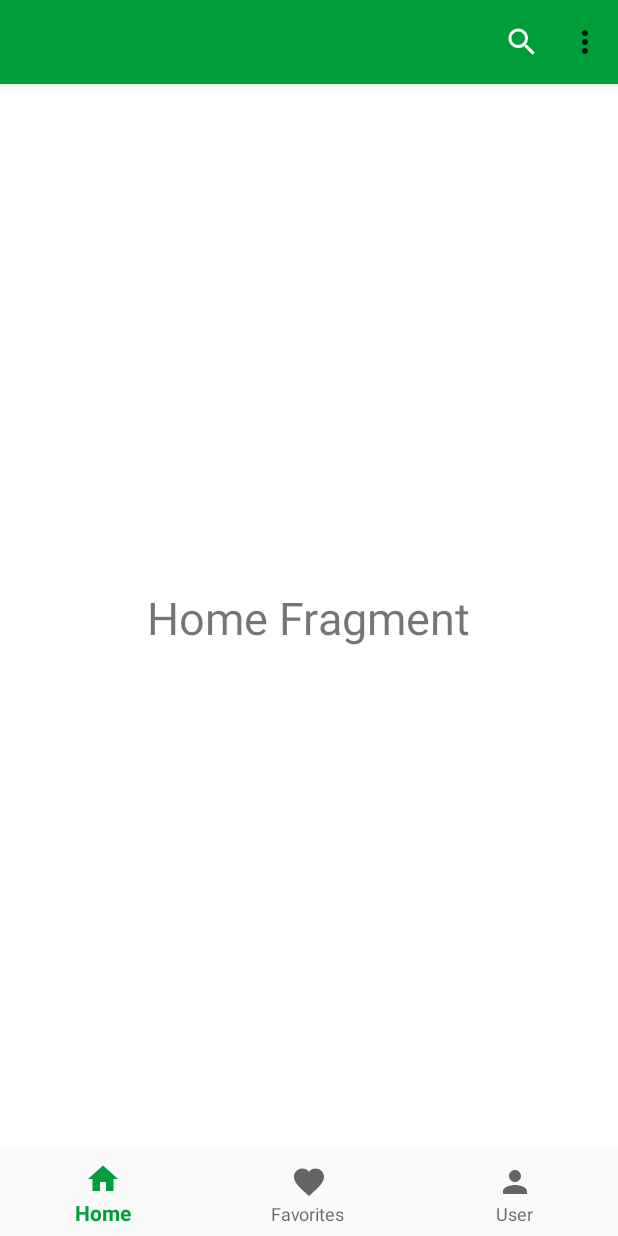
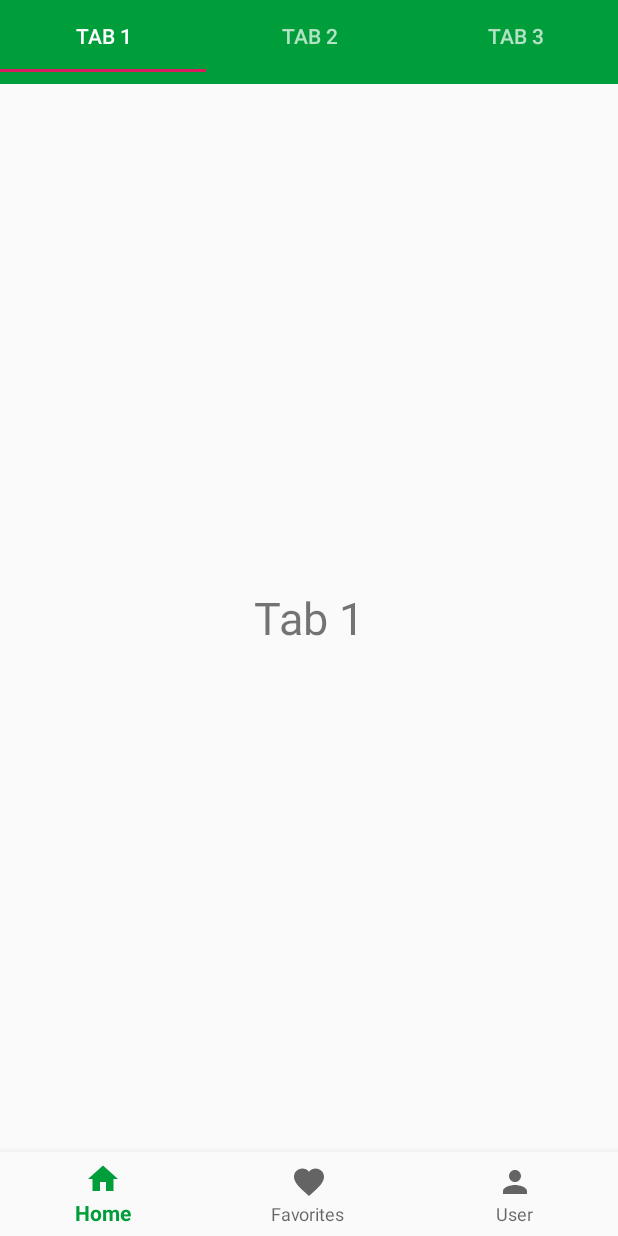
Before and after one commit to ndct9x/cookingbooks, an Android app: the screen it shows after launch (MainActivity), on a phone screen of 412 x 824 dp. Run offline under Robolectric (Android 15) with nearby library versions, the phone set to English and light mode, and no system bars.

Commit message:
slide pages

```diff
--- a/app/src/main/java/com/example/qmlab/cookingbooks/MainActivity.java
+++ b/app/src/main/java/com/example/qmlab/cookingbooks/MainActivity.java
@@ -1,30 +1,74 @@
 package com.example.qmlab.cookingbooks;
 
 import android.app.Activity;
+import android.content.Intent;
+import android.net.Uri;
 import android.os.Bundle;
 import android.support.annotation.NonNull;
 import android.support.design.widget.BottomNavigationView;
+import android.support.design.widget.TabLayout;
 import android.support.v4.app.Fragment;
+import android.support.v4.view.ViewPager;
 import android.support.v7.app.AppCompatActivity;
 import android.view.Menu;
 import android.view.MenuItem;
 import android.view.Window;
 
-public class MainActivity extends AppCompatActivity{
+public class MainActivity extends AppCompatActivity implements Tab1.OnFragmentInteractionListener,Tab2.OnFragmentInteractionListener,Tab3.OnFragmentInteractionListener{
 
     @Override
     protected void onCreate(Bundle savedInstanceState) {
         super.onCreate(savedInstanceState);
         /*requestWindowFeature(Window.FEATURE_NO_TITLE);*/
 
-        /*this.getSupportActionBar().hide();*/
+        this.getSupportActionBar().hide();
 
         setContentView(R.layout.activity_main);
 
+        //
+
+        TabLayout tabLayout = (TabLayout)findViewById(R.id.tablayout);
+        tabLayout.addTab(tabLayout.newTab().setText("Tab 1"));
+        tabLayout.addTab(tabLayout.newTab().setText("Tab 2"));
+        tabLayout.addTab(tabLayout.newTab().setText("Tab 3"));
+        //tabLayout.addTab(tabLayout.newTab().setText("Tab 0"));
+
+        tabLayout.setTabGravity(TabLayout.GRAVITY_FILL);
+
+        final ViewPager viewPager = (ViewPager)findViewById(R.id.pager);
+        final PagerAdapter adapter = new PagerAdapter(getSupportFragmentManager(),tabLayout.getTabCount());
+        viewPager.setAdapter(adapter);
+        viewPager.setOnPageChangeListener(new TabLayout.TabLayoutOnPageChangeListener(tabLayout));
+
+        tabLayout.setOnTabSelectedListener(new TabLayout.OnTabSelectedListener() {
+            @Override
+            public void onTabSelected(TabLayout.Tab tab) {
+                viewPager.setCurrentItem(tab.getPosition());
+            }
+
+            @Override
+            public void onTabUnselected(TabLayout.Tab tab) {
+
+            }
+
+            @Override
+            public void onTabReselected(TabLayout.Tab tab) {
+
+            }
+        });
+
+
+
+        //
         BottomNavigationView bottomNav = findViewById(R.id.bottom_navigation);
         bottomNav.setOnNavigationItemSelectedListener(navListener);
 
-        getSupportFragmentManager().beginTransaction().replace(R.id.fragment_container, new HomeFragment()).commit();
+        //getSupportFragmentManager().beginTransaction().replace(R.id.fragment_container, new Tab1()).commit();
+    }
+
+    @Override
+    public void onFragmentInteraction(Uri uri) {
+
     }
 
     @Override
@@ -49,17 +93,20 @@ public class MainActivity extends AppCompatActivity{
 
             switch (menuItem.getItemId()){
                 case R.id.nav_home:
-                    selectedFragment = new HomeFragment();
+                    selectedFragment = new Tab1();
+                    getSupportFragmentManager().beginTransaction().replace(R.id.fragment_container, selectedFragment).commit();
                     break;
                 case R.id.nav_favorites:
                     selectedFragment = new FavoritesFragment();
+                    getSupportFragmentManager().beginTransaction().replace(R.id.fragment_container, selectedFragment).commit();
                     break;
                 case R.id.nav_user:
                     selectedFragment = new UserFragment();
+                    getSupportFragmentManager().beginTransaction().replace(R.id.fragment_container, selectedFragment).commit();
                     break;
             }
 
-            getSupportFragmentManager().beginTransaction().replace(R.id.fragment_container, selectedFragment).commit();
+
 
             return true;
         }
--- /dev/null
+++ b/app/src/main/java/com/example/qmlab/cookingbooks/PagerAdapter.java
@@ -0,0 +1,40 @@
+package com.example.qmlab.cookingbooks;
+
+import android.support.v4.app.Fragment;
+import android.support.v4.app.FragmentManager;
+import android.support.v4.app.FragmentStatePagerAdapter;
+
+public class PagerAdapter extends FragmentStatePagerAdapter {
+
+    int mNoOfTabs;
+
+    public  PagerAdapter(FragmentManager fm, int NumberOfTabs){
+        super(fm);
+        this.mNoOfTabs = NumberOfTabs;
+    }
+
+    @Override
+    public Fragment getItem(int position){
+        switch (position){
+            case 0:
+                Tab1 tab1 = new Tab1();
+                return tab1;
+            case 1:
+                Tab2 tab2 = new Tab2();
+                return tab2;
+            case 2:
+                Tab3 tab3 = new Tab3();
+                return tab3;
+           /* case 3:
+                Tab4 tab0 = new Tab4();
+                return tab0;*/
+            default:
+                return null;
+        }
+    }
+
+    @Override
+    public int getCount(){
+        return mNoOfTabs;
+    }
+}
--- /dev/null
+++ b/app/src/main/java/com/example/qmlab/cookingbooks/Tab1.java
@@ -0,0 +1,108 @@
+package com.example.qmlab.cookingbooks;
+
+import android.content.Context;
+import android.net.Uri;
+import android.os.Bundle;
+import android.support.v4.app.Fragment;
+import android.view.LayoutInflater;
+import android.view.View;
+import android.view.ViewGroup;
+
+
+/**
+ * A simple {@link Fragment} subclass.
+ * Activities that contain this fragment must implement the
+ * {@link Tab1.OnFragmentInteractionListener} interface
+ * to handle interaction events.
+ * Use the {@link Tab1#newInstance} factory method to
+ * create an instance of this fragment.
+ */
+public class Tab1 extends Fragment {
+    // TODO: Rename parameter arguments, choose names that match
+    // the fragment initialization parameters, e.g. ARG_ITEM_NUMBER
+    private static final String ARG_PARAM1 = "param1";
+    private static final String ARG_PARAM2 = "param2";
+
+    // TODO: Rename and change types of parameters
+    private String mParam1;
+    private String mParam2;
+
+    private OnFragmentInteractionListener mListener;
+
+    public Tab1() {
+        // Required empty public constructor
+    }
+
+    /**
+     * Use this factory method to create a new instance of
+     * this fragment using the provided parameters.
+     *
+     * @param param1 Parameter 1.
+     * @param param2 Parameter 2.
+     * @return A new instance of fragment Tab1.
+     */
+    // TODO: Rename and change types and number of parameters
+    public static Tab1 newInstance(String param1, String param2) {
+        Tab1 fragment = new Tab1();
+        Bundle args = new Bundle();
+        args.putString(ARG_PARAM1, param1);
+        args.putString(ARG_PARAM2, param2);
+        fragment.setArguments(args);
+        return fragment;
+    }
+
+    @Override
+    public void onCreate(Bundle savedInstanceState) {
+        super.onCreate(savedInstanceState);
+        if (getArguments() != null) {
+            mParam1 = getArguments().getString(ARG_PARAM1);
+            mParam2 = getArguments().getString(ARG_PARAM2);
+        }
+    }
+
+    @Override
+    public View onCreateView(LayoutInflater inflater, ViewGroup container,
+                             Bundle savedInstanceState) {
+        // Inflate the layout for this fragment
+        return inflater.inflate(R.layout.fragment_tab1, container, false);
+    }
+
+    // TODO: Rename method, update argument and hook method into UI event
+    public void onButtonPressed(Uri uri) {
+        if (mListener != null) {
+            mListener.onFragmentInteraction(uri);
+        }
+    }
+
+    @Override
+    public void onAttach(Context context) {
+        super.onAttach(context);
+        if (context instanceof OnFragmentInteractionListener) {
+            mListener = (OnFragmentInteractionListener) context;
+        } else {
+            throw new RuntimeException(context.toString()
+                    + " must implement OnFragmentInteractionListener");
+        }
+    }
+
+    @Override
+    public void onDetach() {
+        super.onDetach();
+        mListener = null;
+    }
+
+    /**
+     * This interface must be implemented by activities that contain this
+     * fragment to allow an interaction in this fragment to be communicated
+     * to the activity and potentially other fragments contained in that
+     * activity.
+     * <p>
+     * See the Android Training lesson <a href=
+     * "http://developer.android.com/training/basics/fragments/communicating.html"
+     * >Communicating with Other Fragments</a> for more information.
+     */
+    public interface OnFragmentInteractionListener {
+        // TODO: Update argument type and name
+        void onFragmentInteraction(Uri uri);
+    }
+}
--- /dev/null
+++ b/app/src/main/java/com/example/qmlab/cookingbooks/Tab2.java
@@ -0,0 +1,108 @@
+package com.example.qmlab.cookingbooks;
+
+import android.content.Context;
+import android.net.Uri;
+import android.os.Bundle;
+import android.support.v4.app.Fragment;
+import android.view.LayoutInflater;
+import android.view.View;
+import android.view.ViewGroup;
+
+
+/**
+ * A simple {@link Fragment} subclass.
+ * Activities that contain this fragment must implement the
+ * {@link Tab2.OnFragmentInteractionListener} interface
+ * to handle interaction events.
+ * Use the {@link Tab2#newInstance} factory method to
+ * create an instance of this fragment.
+ */
+public class Tab2 extends Fragment {
+    // TODO: Rename parameter arguments, choose names that match
+    // the fragment initialization parameters, e.g. ARG_ITEM_NUMBER
+    private static final String ARG_PARAM1 = "param1";
+    private static final String ARG_PARAM2 = "param2";
+
+    // TODO: Rename and change types of parameters
+    private String mParam1;
+    private String mParam2;
+
+    private OnFragmentInteractionListener mListener;
+
+    public Tab2() {
+        // Required empty public constructor
+    }
+
+    /**
+     * Use this factory method to create a new instance of
+     * this fragment using the provided parameters.
+     *
+     * @param param1 Parameter 1.
+     * @param param2 Parameter 2.
+     * @return A new instance of fragment Tab2.
+     */
+    // TODO: Rename and change types and number of parameters
+    public static Tab2 newInstance(String param1, String param2) {
+        Tab2 fragment = new Tab2();
+        Bundle args = new Bundle();
+        args.putString(ARG_PARAM1, param1);
+        args.putString(ARG_PARAM2, param2);
+        fragment.setArguments(args);
+        return fragment;
+    }
+
+    @Override
+    public void onCreate(Bundle savedInstanceState) {
+        super.onCreate(savedInstanceState);
+        if (getArguments() != null) {
+            mParam1 = getArguments().getString(ARG_PARAM1);
+            mParam2 = getArguments().getString(ARG_PARAM2);
+        }
+    }
+
+    @Override
+    public View onCreateView(LayoutInflater inflater, ViewGroup container,
+                             Bundle savedInstanceState) {
+        // Inflate the layout for this fragment
+        return inflater.inflate(R.layout.fragment_tab2, container, false);
+    }
+
+    // TODO: Rename method, update argument and hook method into UI event
+    public void onButtonPressed(Uri uri) {
+        if (mListener != null) {
+            mListener.onFragmentInteraction(uri);
+        }
+    }
+
+    @Override
+    public void onAttach(Context context) {
+        super.onAttach(context);
+        if (context instanceof OnFragmentInteractionListener) {
+            mListener = (OnFragmentInteractionListener) context;
+        } else {
+            throw new RuntimeException(context.toString()
+                    + " must implement OnFragmentInteractionListener");
+        }
+    }
+
+    @Override
+    public void onDetach() {
+        super.onDetach();
+        mListener = null;
+    }
+
+    /**
+     * This interface must be implemented by activities that contain this
+     * fragment to allow an interaction in this fragment to be communicated
+     * to the activity and potentially other fragments contained in that
+     * activity.
+     * <p>
+     * See the Android Training lesson <a href=
+     * "http://developer.android.com/training/basics/fragments/communicating.html"
+     * >Communicating with Other Fragments</a> for more information.
+     */
+    public interface OnFragmentInteractionListener {
+        // TODO: Update argument type and name
+        void onFragmentInteraction(Uri uri);
+    }
+}
--- a/app/src/main/res/layout/activity_main.xml
+++ b/app/src/main/res/layout/activity_main.xml
@@ -9,6 +9,42 @@
     tools:context=".MainActivity"
     tools:openDrawer="start"
     >
+
+    <android.support.v7.widget.Toolbar
+        android:layout_width="match_parent"
+        android:layout_height="wrap_content"
+        android:id="@+id/toolbar"
+        android:background="@color/colorPrimary"
+        android:minHeight="?attr/actionBarSize"
+        android:theme="@style/ThemeOverlay.AppCompat.Dark.ActionBar"
+        app:popupTheme="@style/ThemeOverlay.AppCompat.Light">
+
+        <TextView
+            android:layout_width="wrap_content"
+            android:layout_height="wrap_content"
+            android:text="SlidingTabsUsingViewPager"
+            android:textSize="20dp"/>
+
+
+    </android.support.v7.widget.Toolbar>
+
+    <android.support.design.widget.TabLayout
+        android:layout_width="match_parent"
+        android:layout_height="wrap_content"
+        android:id="@+id/tablayout"
+        android:background="@color/colorPrimary"
+        android:minHeight="?attr/actionBarSize"
+        android:theme="@style/ThemeOverlay.AppCompat.Dark.ActionBar">
+
+    </android.support.design.widget.TabLayout>
+
+    <android.support.v4.view.ViewPager
+        android:layout_width="match_parent"
+        android:layout_height="fill_parent"
+        android:id="@+id/pager">
+
+    </android.support.v4.view.ViewPager>
+
 
     <FrameLayout
         android:id="@+id/fragment_container"
--- /dev/null
+++ b/app/src/main/res/layout/fragment_tab1.xml
@@ -0,0 +1,17 @@
+<?xml version="1.0" encoding="utf-8"?>
+<RelativeLayout xmlns:android="http://schemas.android.com/apk/res/android"
+    xmlns:tools="http://schemas.android.com/tools"
+    android:layout_width="match_parent"
+    android:layout_height="match_parent"
+    tools:context=".Tab1">
+
+    <!-- TODO: Update blank fragment layout -->
+    <TextView
+        android:layout_width="wrap_content"
+        android:layout_height="wrap_content"
+        android:text="Tab 1"
+        android:layout_centerInParent="true"
+        android:textSize="30dp"
+        />
+
+</RelativeLayout>
--- a/app/src/main/res/values/strings.xml
+++ b/app/src/main/res/values/strings.xml
@@ -2,4 +2,7 @@
     <string name="app_name">Ăn Ngon</string>
     <string name="about">About</string>
     <string name="help">Help</string>
+
+    <!-- TODO: Remove or change this placeholder text -->
+    <string name="hello_blank_fragment">Hello blank fragment</string>
 </resources>
```
Also changed, not shown: app/src/main/java/com/example/qmlab/cookingbooks/Tab3.java (added, +108 -0 lines), app/src/main/res/layout/fragment_tab2.xml (added, +17 -0 lines), app/src/main/res/layout/fragment_tab3.xml (added, +17 -0 lines).
